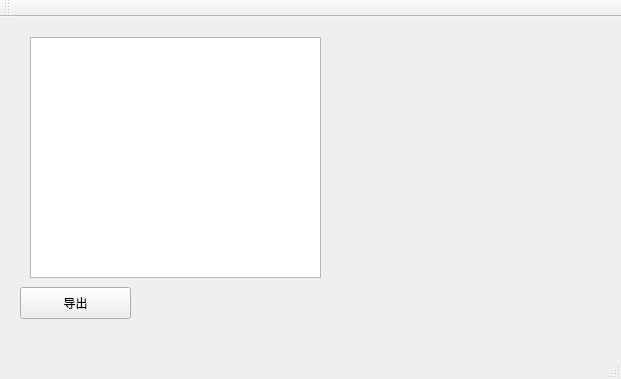
Before: the Qt Designer form WordListGUI/mainwindow.ui in dingfen/SoftwareWordList, drawn with Qt 5.
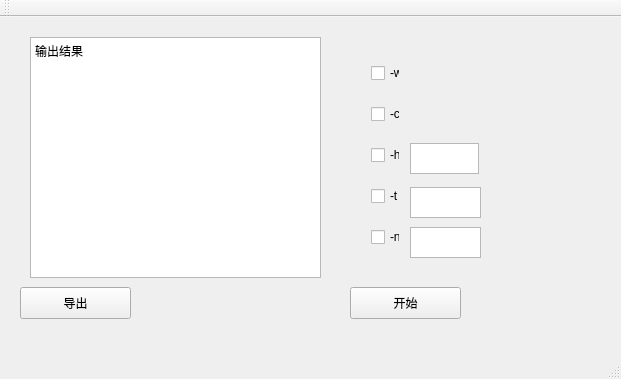
After: the same form once the commit is applied.

Diff of the .ui file:
```diff
--- a/WordListGUI/mainwindow.ui
+++ b/WordListGUI/mainwindow.ui
@@ -23,6 +23,9 @@
       <height>241</height>
      </rect>
     </property>
+    <property name="plainText">
+     <string>输出结果</string>
+    </property>
    </widget>
    <widget class="QPushButton" name="pushButton">
     <property name="geometry">
@@ -37,6 +40,99 @@
      <string>导出</string>
     </property>
    </widget>
+   <widget class="QPushButton" name="startButton">
+    <property name="geometry">
+     <rect>
+      <x>350</x>
+      <y>270</y>
+      <width>111</width>
+      <height>32</height>
+     </rect>
+    </property>
+    <property name="text">
+     <string>开始</string>
+    </property>
+   </widget>
+   <widget class="QWidget" name="verticalLayoutWidget">
+    <property name="geometry">
+     <rect>
+      <x>360</x>
+      <y>20</y>
+      <width>51</width>
+      <height>239</height>
+     </rect>
+    </property>
+    <layout class="QVBoxLayout" name="verticalLayout">
+     <item>
+      <widget class="QCheckBox" name="checkBox_w">
+       <property name="text">
+        <string>-w</string>
+       </property>
+      </widget>
+     </item>
+     <item>
+      <widget class="QCheckBox" name="checkBox_c">
+       <property name="text">
+        <string>-c</string>
+       </property>
+      </widget>
+     </item>
+     <item>
+      <widget class="QCheckBox" name="checkBox_h">
+       <property name="text">
+        <string>-h</string>
+       </property>
+      </widget>
+     </item>
+     <item>
+      <widget class="QCheckBox" name="checkBox_t">
+       <property name="text">
+        <string>-t</string>
+       </property>
+      </widget>
+     </item>
+     <item>
+      <widget class="QCheckBox" name="checkBox_n">
+       <property name="text">
+        <string>-n</string>
+       </property>
+      </widget>
+     </item>
+    </layout>
+   </widget>
+   <widget class="QPlainTextEdit" name="plainTextEdit_h">
+    <property name="enabled">
+     <bool>true</bool>
+    </property>
+    <property name="geometry">
+     <rect>
+      <x>410</x>
+      <y>126</y>
+      <width>69</width>
+      <height>31</height>
+     </rect>
+    </property>
+   </widget>
+   <widget class="QPlainTextEdit" name="plainTextEdit_t">
+    <property name="geometry">
+     <rect>
+      <x>410</x>
+      <y>170</y>
+      <width>71</width>
+      <height>31</height>
+     </rect>
+    </property>
+   </widget>
+   <widget class="QPlainTextEdit" name="plainTextEdit_n">
+    <property name="geometry">
+     <rect>
+      <x>410</x>
+      <y>210</y>
+      <width>71</width>
+      <height>31</height>
+     </rect>
+    </property>
+   </widget>
   </widget>
   <widget class="QMenuBar" name="menuBar">
    <property name="geometry">
```
Left out of the diff: 2 changed lines with no effect on the pictures.
